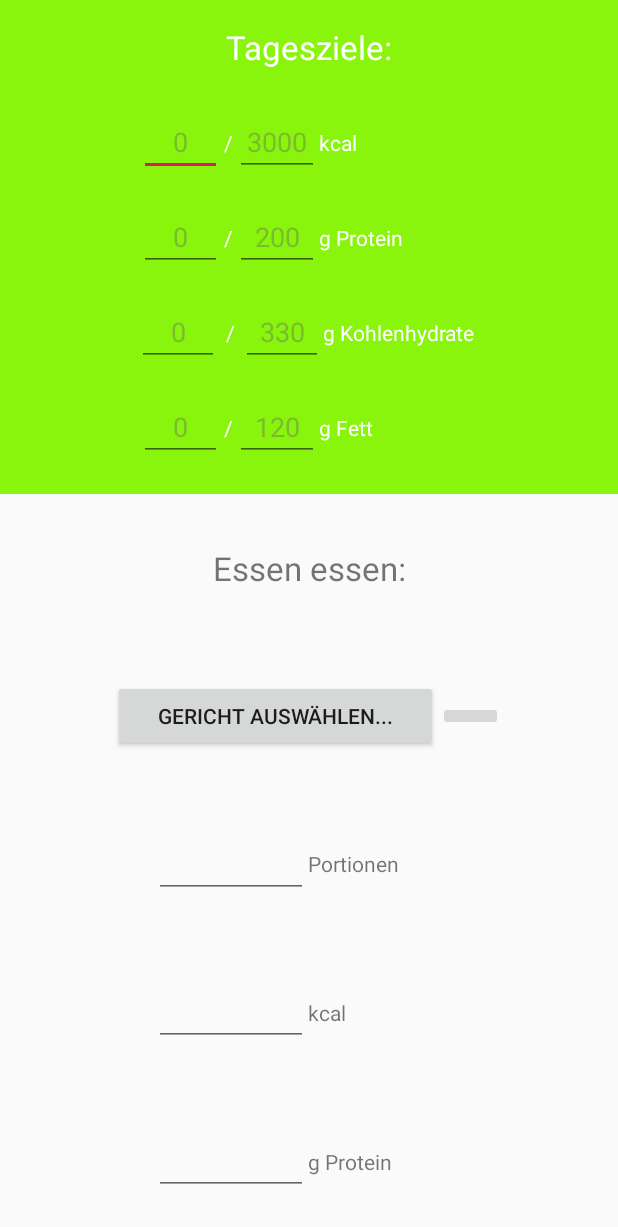
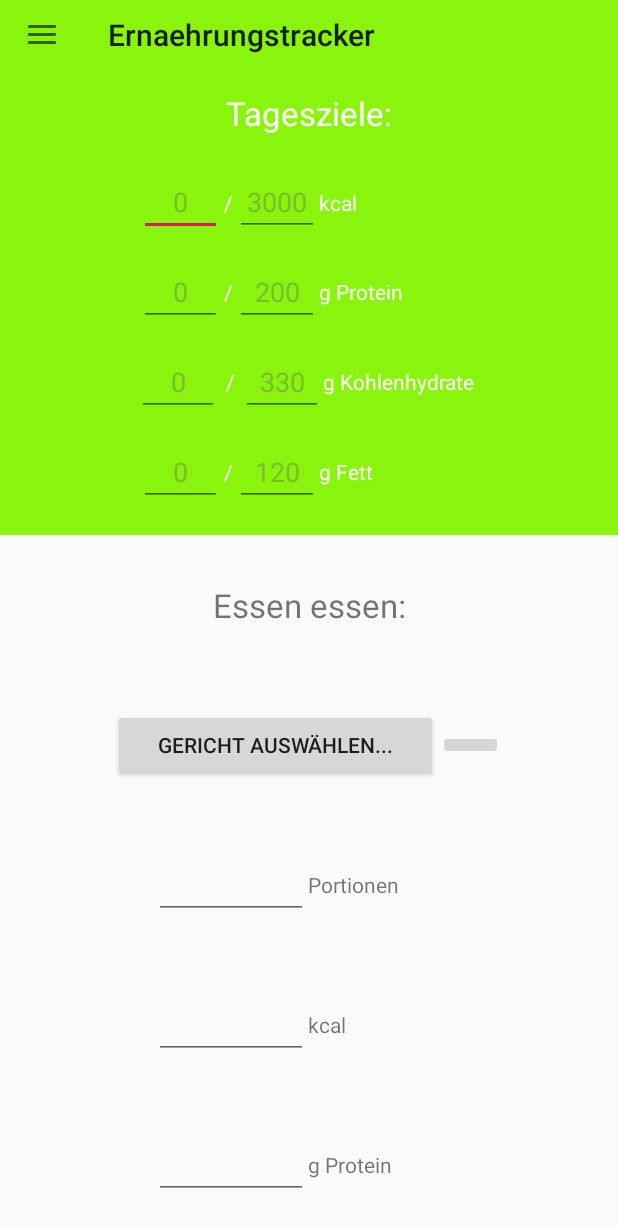
Before and after one commit to JannisUnkrig/Ernaehrungstracker, an Android app: the screen it shows after launch (MainActivity), on a phone screen of 412 x 824 dp. Shown: the top 1227 px of the screen. Run offline under Robolectric (Android 15) with nearby library versions, the phone set to English and light mode, and no system bars.

Commit message:
slide menu started

```diff
--- a/app/src/main/java/com/example/ernaehrungstracker/MainActivity.java
+++ b/app/src/main/java/com/example/ernaehrungstracker/MainActivity.java
@@ -1,14 +1,41 @@
 package com.example.ernaehrungstracker;
 
+import androidx.annotation.NonNull;
+import androidx.appcompat.app.ActionBarDrawerToggle;
 import androidx.appcompat.app.AppCompatActivity;
+import androidx.appcompat.widget.Toolbar;
+import androidx.drawerlayout.widget.DrawerLayout;
 
 import android.os.Bundle;
+import android.view.MenuItem;
 
-public class MainActivity extends AppCompatActivity {
+import com.google.android.material.navigation.NavigationView;
+
+public class MainActivity extends AppCompatActivity implements NavigationView.OnNavigationItemSelectedListener{
+
+    DrawerLayout drawerLayout;
+    Toolbar toolbar;
+    NavigationView navigationView;
+    ActionBarDrawerToggle toggle;
 
     @Override
     protected void onCreate(Bundle savedInstanceState) {
         super.onCreate(savedInstanceState);
         setContentView(R.layout.activity_main);
+
+        drawerLayout = findViewById(R.id.drawer);
+        toolbar = findViewById(R.id.toolbar);
+        navigationView = findViewById(R.id.navigationView);
+        setSupportActionBar(toolbar);
+        getSupportActionBar().setDefaultDisplayHomeAsUpEnabled(true);
+        getSupportActionBar().setDisplayHomeAsUpEnabled(false);
+        toggle = new ActionBarDrawerToggle(this,drawerLayout,toolbar,R.string.drawerOpen,R.string.drawerClose);
+        drawerLayout.addDrawerListener(toggle);
+        toggle.syncState();
+    }
+
+    @Override
+    public boolean onNavigationItemSelected(@NonNull MenuItem menuItem) {
+        return false;
     }
 }
--- a/app/src/main/res/layout/activity_main.xml
+++ b/app/src/main/res/layout/activity_main.xml
@@ -1,9 +1,12 @@
 <?xml version="1.0" encoding="utf-8"?>
-<androidx.constraintlayout.widget.ConstraintLayout xmlns:android="http://schemas.android.com/apk/res/android"
+<androidx.drawerlayout.widget.DrawerLayout
+    xmlns:android="http://schemas.android.com/apk/res/android"
     xmlns:app="http://schemas.android.com/apk/res-auto"
     xmlns:tools="http://schemas.android.com/tools"
     android:layout_width="match_parent"
     android:layout_height="match_parent"
+    tools:openDrawer="end"
+    android:id="@+id/drawer"
     tools:context=".MainActivity">
 
     <LinearLayout
@@ -17,12 +20,19 @@
         app:layout_constraintStart_toStartOf="parent"
         app:layout_constraintTop_toTopOf="parent">
 
+        <androidx.appcompat.widget.Toolbar
+            android:id="@+id/toolbar"
+            android:layout_width="match_parent"
+            android:layout_height="0dp"
+            android:layout_weight="0.06"
+            android:background="@color/c1" />
+
         <LinearLayout
             android:id="@+id/upperLayout"
             android:layout_width="match_parent"
             android:layout_height="0dp"
             android:layout_weight="0.4"
-            android:background="#89F50C"
+            android:background="@color/c1"
             android:orientation="vertical">
 
             <TextView
@@ -460,4 +470,15 @@
 
         </LinearLayout>
     </LinearLayout>
-</androidx.constraintlayout.widget.ConstraintLayout>
+
+    <com.google.android.material.navigation.NavigationView
+        android:layout_width="match_parent"
+        android:layout_height="match_parent"
+        android:id="@+id/navigationView"
+        app:menu="@menu/menu_item"
+        app:headerLayout="@layout/header"
+        android:background="@color/c1"
+        android:layout_gravity="start"
+        app:itemTextColor="#FFF"/>
+
+</androidx.drawerlayout.widget.DrawerLayout>
--- /dev/null
+++ b/app/src/main/res/layout/header.xml
@@ -0,0 +1,14 @@
+<?xml version="1.0" encoding="utf-8"?>
+<LinearLayout xmlns:android="http://schemas.android.com/apk/res/android"
+    android:orientation="vertical"
+    android:background="@color/c3"
+    android:layout_width="match_parent"
+    android:layout_height="250dp">
+
+    <ImageView
+        android:layout_width="120dp"
+        android:layout_height="120dp"
+        android:src="@drawable/ic_launcher_background"
+        android:layout_gravity="center"/>
+
+</LinearLayout>
--- /dev/null
+++ b/app/src/main/res/menu/menu_item.xml
@@ -0,0 +1,19 @@
+<?xml version="1.0" encoding="utf-8"?>
+<menu xmlns:android="http://schemas.android.com/apk/res/android">
+    <item
+        android:id="@+id/historie"
+        android:title="Historie"/>
+
+    <item
+        android:id="@+id/gewichtSpeichern"
+        android:title="Gewicht speichern"/>
+
+    <item
+        android:id="@+id/gerichteBearbeiten"
+        android:title="Gerichte bearbeiten"/>
+
+    <item
+        android:id="@+id/einstellungen"
+        android:title="Einstellungen"/>
+
+</menu>
--- a/app/src/main/res/values/colors.xml
+++ b/app/src/main/res/values/colors.xml
@@ -3,4 +3,7 @@
     <color name="colorPrimary">#008577</color>
     <color name="colorPrimaryDark">#00574B</color>
     <color name="colorAccent">#D81B60</color>
+    <color name="c1">#89F50C</color>
+    <color name="c3">#00574B</color>
+
 </resources>
--- a/app/src/main/res/values/strings.xml
+++ b/app/src/main/res/values/strings.xml
@@ -1,3 +1,5 @@
 <resources>
     <string name="app_name">Ernaehrungstracker</string>
+    <string name="drawerOpen">drawerOpen</string>
+    <string name="drawerClose">drawerClose</string>
 </resources>
```
